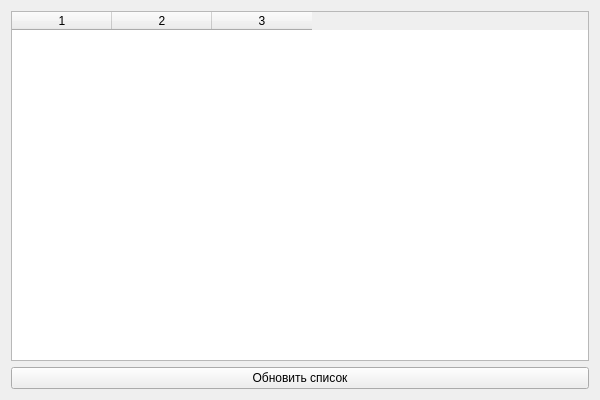
First picture: the form in src/smart_todo_list/ui/tasks_window.ui, repository daryapinevich-hash/Project_2025_fall_smart_todo_list, before the edit.
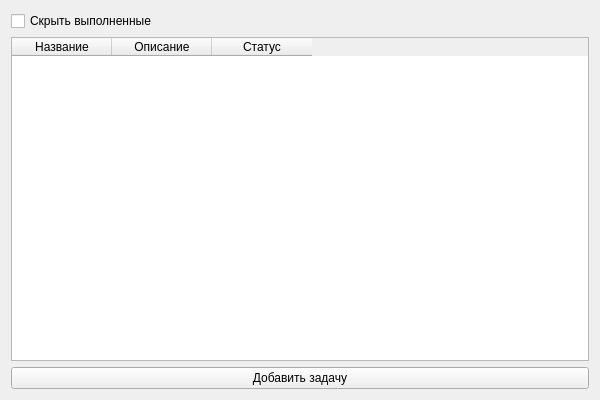
Second picture: the form after the edit.

Commit message: refactor: can add task, can change task status, can hide complited

Patch:
```diff
--- a/src/smart_todo_list/ui/tasks_window.ui
+++ b/src/smart_todo_list/ui/tasks_window.ui
@@ -14,24 +14,42 @@
    <string>Список задач</string>
   </property>
   <layout class="QVBoxLayout" name="verticalLayout">
+   <item>
+    <widget class="QCheckBox" name="hideCompletedCheckBox">
+     <property name="text">
+      <string>Скрыть выполненные</string>
+     </property>
+    </widget>
+   </item>
    <item>
     <widget class="QTableWidget" name="taskTable">
      <property name="columnCount">
       <number>3</number>
      </property>
-     <property name="horizontalHeaderLabels">
-      <stringlist>
+     <property name="rowCount">
+      <number>0</number>
+     </property>
+     <column>
+      <property name="text">
        <string>Название</string>
+      </property>
+     </column>
+     <column>
+      <property name="text">
        <string>Описание</string>
+      </property>
+     </column>
+     <column>
+      <property name="text">
        <string>Статус</string>
-      </stringlist>
-     </property>
+      </property>
+     </column>
     </widget>
    </item>
    <item>
     <widget class="QPushButton" name="refreshButton">
      <property name="text">
-      <string>Обновить список</string>
+      <string>Добавить задачу</string>
      </property>
     </widget>
    </item>
```
Left out of the diff: 5 changed lines with no effect on the pictures. The commit also changes 5 other files.
